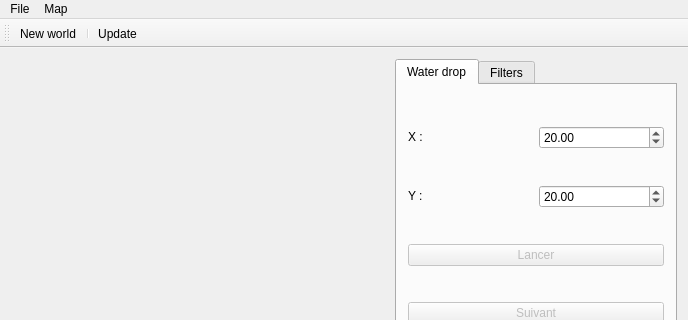
Before: the Qt Designer form WorldXGen/mainwindow.ui in NicolasEtGuillaume/WorldXGen, drawn with Qt 5; both pictures show x 0 to 688 and y 0 to 320 of the 688 by 462 pixel window.
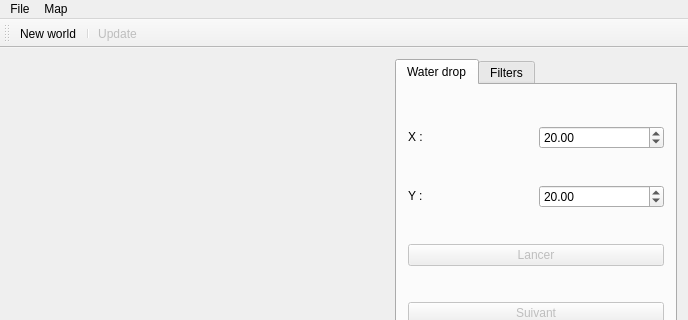
After: the same form once the commit is applied. The open tabs and pages were chosen to show the change. Custom widgets are drawn as their Qt base class.

Commit message: Quickfix, tabulation on editfilterdialog, division by 0, water drop display, messagebox on water drop launch, disabled update button

Diff of the .ui file:
```diff
--- a/WorldXGen/mainwindow.ui
+++ b/WorldXGen/mainwindow.ui
@@ -252,6 +252,9 @@
    </property>
   </action>
   <action name="actionUpdate">
+   <property name="enabled">
+    <bool>false</bool>
+   </property>
    <property name="text">
     <string>Update</string>
    </property>
```
Left out of the diff: 19 changed lines with no effect on the pictures. The commit also changes 5 other files.
